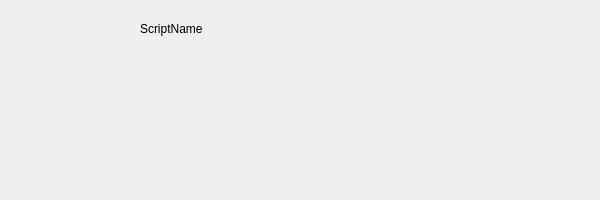
The window that src/gui/homeDisplay/entryWidget.ui (Nmstr/taskZen) describes before a commit, drawn with Qt 5.
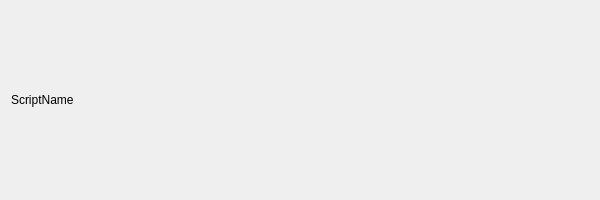
The same window after the commit.

Commit message: ui can now be refreshed + better looks

Diff of the .ui file:
```diff
--- a/src/gui/homeDisplay/entryWidget.ui
+++ b/src/gui/homeDisplay/entryWidget.ui
@@ -16,19 +16,15 @@
   <property name="frameShape">
    <enum>QFrame::Shape::NoFrame</enum>
   </property>
+  <layout class="QVBoxLayout" name="verticalLayout">
+   <item>
   <widget class="QLabel" name="entryNameLabel">
-   <property name="geometry">
-    <rect>
-     <x>140</x>
-     <y>20</y>
-     <width>231</width>
-     <height>18</height>
-    </rect>
-   </property>
    <property name="text">
     <string>ScriptName</string>
    </property>
   </widget>
+   </item>
+  </layout>
  </widget>
  <resources/>
  <connections/>
```
Lines whose indentation alone changed are shown as unchanged. The commit also changes 3 other files.
